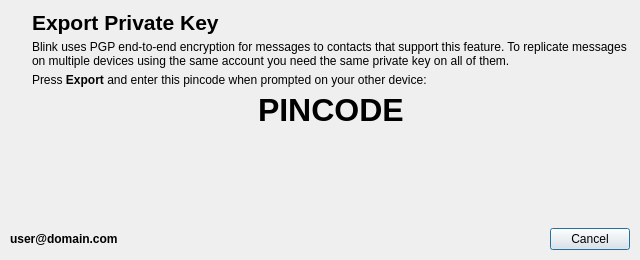
Qt form resources/export_private_key_dialog.ui (AGProjects/blink-qt) before a commit.
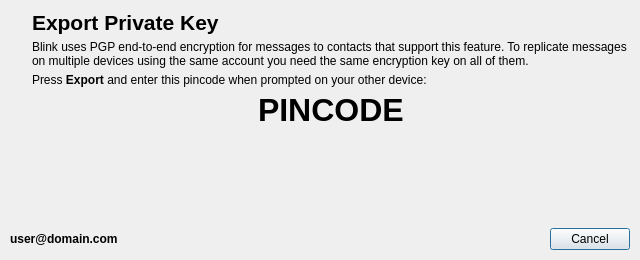
The same form after that commit. Icons and pictures are not drawn.

Commit message: Improve PGP dialogs

```diff
--- a/resources/export_private_key_dialog.ui
+++ b/resources/export_private_key_dialog.ui
@@ -87,7 +87,7 @@
      <item>
       <widget class="QLabel" name="label_3">
        <property name="text">
-        <string>Blink uses PGP end-to-end encryption for messages to contacts that support this feature. To replicate messages on multiple devices using the same account you need the same private key on all of them.</string>
+        <string>Blink uses PGP end-to-end encryption for messages to contacts that support this feature. To replicate messages on multiple devices using the same account you need the same encryption key on all of them.</string>
        </property>
        <property name="wordWrap">
         <bool>true</bool>
```
The commit also changes 3 other files.
